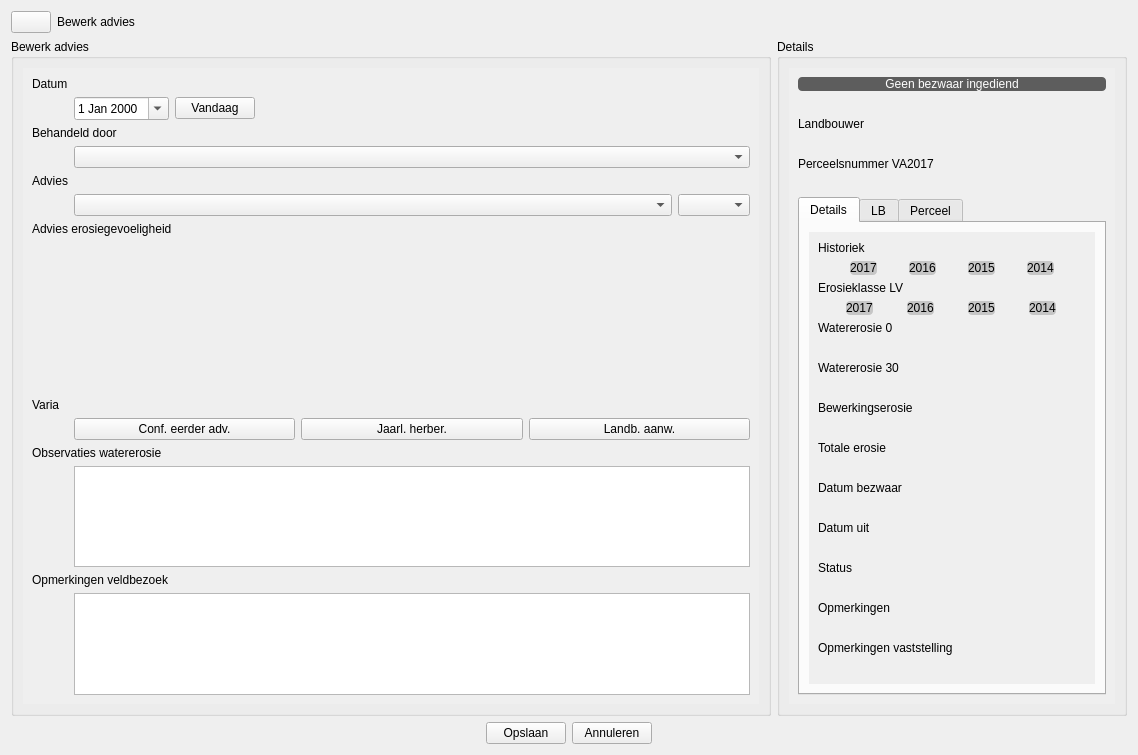
The window that ui_parceleditwidget.ui (DOV-Vlaanderen/erosiebezwaren) describes before a commit, drawn with Qt 5.
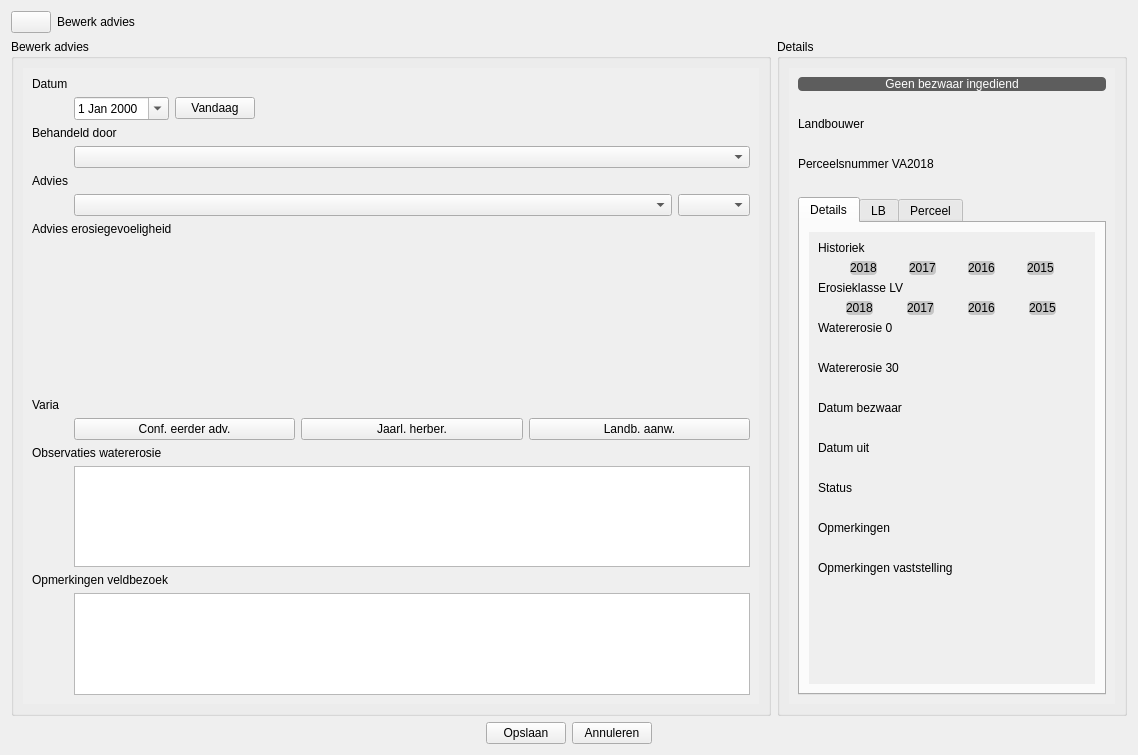
The same window after the commit. Icons and pictures are not drawn. Custom widgets are drawn as their Qt base class.

The edit to the form file:
```diff
--- a/ui_parceleditwidget.ui
+++ b/ui_parceleditwidget.ui
@@ -423,8 +423,8 @@
             <rect>
              <x>0</x>
              <y>0</y>
-             <width>324</width>
-             <height>615</height>
+             <width>330</width>
+             <height>623</height>
             </rect>
            </property>
            <layout class="QVBoxLayout" name="verticalLayout_4">
@@ -491,7 +491,7 @@
             <item>
              <widget class="QLabel" name="lb_perceelsnr_va2017">
               <property name="text">
-               <string>Perceelsnummer VA2017</string>
+               <string>Perceelsnummer VA2018</string>
               </property>
              </widget>
             </item>
@@ -549,8 +549,8 @@
                     <rect>
                      <x>0</x>
                      <y>0</y>
-                     <width>271</width>
-                     <height>690</height>
+                     <width>288</width>
+                     <height>439</height>
                     </rect>
                    </property>
                    <layout class="QVBoxLayout" name="verticalLayout_8">
@@ -566,6 +566,25 @@
                       <property name="spacing">
                        <number>0</number>
                       </property>
+                      <item>
+                       <widget class="SensitivityColorLabel" name="efw_kleur_2018">
+                        <property name="sizePolicy">
+                         <sizepolicy hsizetype="Maximum" vsizetype="Preferred">
+                          <horstretch>0</horstretch>
+                          <verstretch>0</verstretch>
+                         </sizepolicy>
+                        </property>
+                        <property name="styleSheet">
+                         <string notr="true">* { background-color: #C6C6C6; color: black; border-radius: 4px;}</string>
+                        </property>
+                        <property name="text">
+                         <string>2018</string>
+                        </property>
+                        <property name="margin">
+                         <number>4</number>
+                        </property>
+                       </widget>
+                      </item>
                       <item>
                        <widget class="SensitivityColorLabel" name="efw_kleur_2017">
                         <property name="sizePolicy">
@@ -623,25 +642,6 @@
                         </property>
                        </widget>
                       </item>
-                      <item>
-                       <widget class="SensitivityColorLabel" name="efw_kleur_2014">
-                        <property name="sizePolicy">
-                         <sizepolicy hsizetype="Maximum" vsizetype="Preferred">
-                          <horstretch>0</horstretch>
-                          <verstretch>0</verstretch>
-                         </sizepolicy>
-                        </property>
-                        <property name="styleSheet">
-                         <string notr="true">* { background-color: #C6C6C6; color: black; border-radius: 4px;}</string>
-                        </property>
-                        <property name="text">
-                         <string>2014</string>
-                        </property>
-                        <property name="margin">
-                         <number>4</number>
-                        </property>
-                       </widget>
-                      </item>
                      </layout>
                     </item>
                     <item>
@@ -653,6 +653,25 @@
                     </item>
                     <item>
                      <layout class="QHBoxLayout" name="horizontalLayout_9">
+                      <item>
+                       <widget class="SensitivityColorLabel" name="efw_erosieklasse_lv_2018">
+                        <property name="sizePolicy">
+                         <sizepolicy hsizetype="Maximum" vsizetype="Preferred">
+                          <horstretch>0</horstretch>
+                          <verstretch>0</verstretch>
+                         </sizepolicy>
+                        </property>
+                        <property name="styleSheet">
+                         <string notr="true">* { background-color: #C6C6C6; color: black; border-radius: 4px;}</string>
+                        </property>
+                        <property name="text">
+                         <string>2018</string>
+                        </property>
+                        <property name="margin">
+                         <number>4</number>
+                        </property>
+                       </widget>
+                      </item>
                       <item>
                        <widget class="SensitivityColorLabel" name="efw_erosieklasse_lv_2017">
                         <property name="sizePolicy">
@@ -710,25 +729,6 @@
                         </property>
                        </widget>
                       </item>
-                      <item>
-                       <widget class="SensitivityColorLabel" name="efw_erosieklasse_lv_2014">
-                        <property name="sizePolicy">
-                         <sizepolicy hsizetype="Maximum" vsizetype="Preferred">
-                          <horstretch>0</horstretch>
-                          <verstretch>0</verstretch>
-                         </sizepolicy>
-                        </property>
-                        <property name="styleSheet">
-                         <string notr="true">* { background-color: #C6C6C6; color: black; border-radius: 4px;}</string>
-                        </property>
-                        <property name="text">
-                         <string>2014</string>
-                        </property>
-                        <property name="margin">
-                         <number>4</number>
-                        </property>
-                       </widget>
-                      </item>
                      </layout>
                     </item>
                     <item>
@@ -759,47 +759,7 @@
                      </widget>
                     </item>
                     <item>
-                     <widget class="ValueLabel" name="efw_watererosie_30_2017">
-                      <property name="styleSheet">
-                       <string notr="true">* { font-style: italic;}</string>
-                      </property>
-                      <property name="text">
-                       <string/>
-                      </property>
-                      <property name="indent">
-                       <number>20</number>
-                      </property>
-                     </widget>
-                    </item>
-                    <item>
-                     <widget class="QLabel" name="lb_bewerkingserosie">
-                      <property name="text">
-                       <string>Bewerkingserosie</string>
-                      </property>
-                     </widget>
-                    </item>
-                    <item>
-                     <widget class="ValueLabel" name="efw_bewerkingserosie_2017">
-                      <property name="styleSheet">
-                       <string notr="true">* { font-style: italic;}</string>
-                      </property>
-                      <property name="text">
-                       <string/>
-                      </property>
-                      <property name="indent">
-                       <number>20</number>
-                      </property>
-                     </widget>
-                    </item>
-                    <item>
-                     <widget class="QLabel" name="lb_totale_erosie">
-                      <property name="text">
-                       <string>Totale erosie</string>
-                      </property>
-                     </widget>
-                    </item>
-                    <item>
-                     <widget class="ValueLabel" name="efw_totale_erosie_2017">
+                     <widget class="ValueLabel" name="efw_watererosie_30_2018">
                       <property name="styleSheet">
                        <string notr="true">* { font-style: italic;}</string>
                       </property>
@@ -1519,6 +1479,16 @@
   </layout>
  </widget>
  <customwidgets>
+  <customwidget>
+   <class>ValueBooleanButton</class>
+   <extends>QPushButton</extends>
+   <header>Erosiebezwaren/widgets/valueinput.h</header>
+  </customwidget>
+  <customwidget>
+   <class>ValueTextEdit</class>
+   <extends>QPlainTextEdit</extends>
+   <header>Erosiebezwaren/widgets/valueinput.h</header>
+  </customwidget>
   <customwidget>
    <class>SensitivityButtonBox</class>
    <extends>QWidget</extends>
@@ -1540,16 +1510,6 @@
    <extends>QComboBox</extends>
    <header>Erosiebezwaren/widgets/valueinput.h</header>
   </customwidget>
-  <customwidget>
-   <class>ValueBooleanButton</class>
-   <extends>QPushButton</extends>
-   <header>Erosiebezwaren/widgets/valueinput.h</header>
-  </customwidget>
-  <customwidget>
-   <class>ValueTextEdit</class>
-   <extends>QPlainTextEdit</extends>
-   <header>Erosiebezwaren/widgets/valueinput.h</header>
-  </customwidget>
   <customwidget>
    <class>AutohideValueLabel</class>
    <extends>QLabel</extends>
```
Left out of the diff: 24 changed lines with no effect on the pictures.
